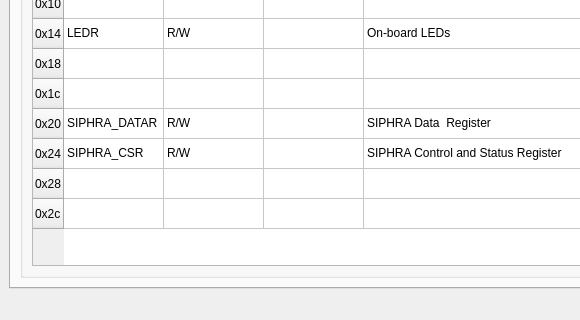
Before: the Qt Designer form CubesControl/ui/cubescontrol.ui in tstana/cubes-sw, drawn with Qt 5; both pictures show x 0 to 580 and y 320 to 640 of the 860 by 640 pixel window.
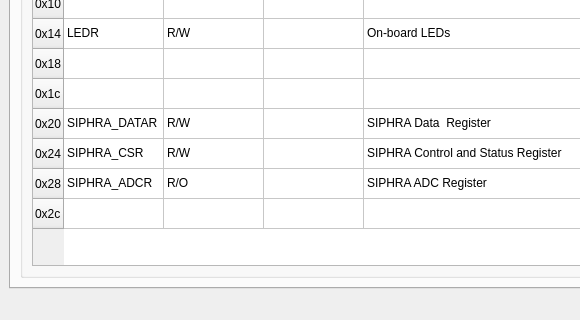
After: the same form once the commit is applied. The open tabs and pages were chosen to show the change. Icons and pictures are not drawn.

Commit message: UI: Adding SIPHRA_ADCR among list of CUBES registers

The edit to the form file:
```diff
--- a/CubesControl/ui/cubescontrol.ui
+++ b/CubesControl/ui/cubescontrol.ui
@@ -618,11 +618,26 @@
                <string>SIPHRA Control and Status Register</string>
               </property>
              </item>
+             <item row="10" column="0">
+              <property name="text">
+               <string>SIPHRA_ADCR</string>
+              </property>
+             </item>
+             <item row="10" column="1">
+              <property name="text">
+               <string>R/O</string>
+              </property>
+             </item>
              <item row="10" column="2">
               <property name="text">
                <string/>
               </property>
              </item>
+             <item row="10" column="3">
+              <property name="text">
+               <string>SIPHRA ADC Register</string>
+              </property>
+             </item>
              <item row="11" column="2">
               <property name="text">
                <string/>
```
Left out of the diff: 2 changed lines with no effect on the pictures.
